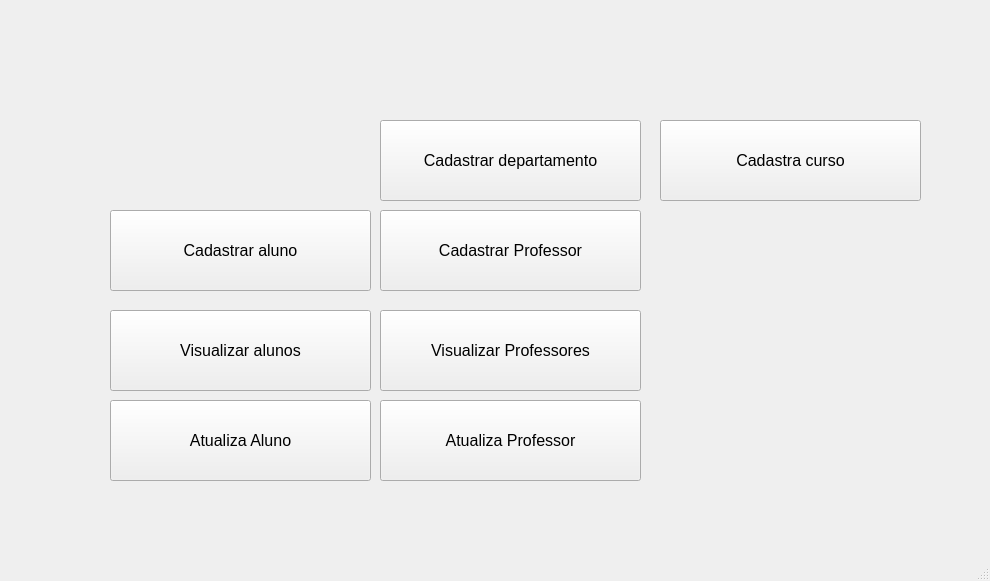
This is desktop/gui/main.ui in PedroWegner/projeto_final_desktop as Qt 5 draws it before an edit. The edited form follows.
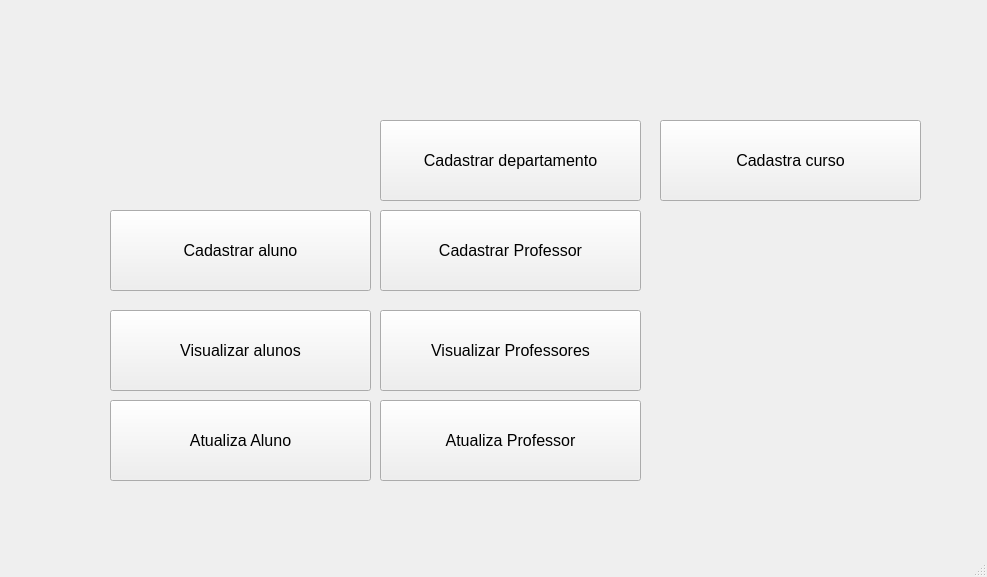
This is the edited form.

Commit message: implementada tela de login

```diff
--- a/desktop/gui/main.ui
+++ b/desktop/gui/main.ui
@@ -6,8 +6,8 @@
    <rect>
     <x>0</x>
     <y>0</y>
-    <width>990</width>
-    <height>581</height>
+    <width>987</width>
+    <height>577</height>
    </rect>
   </property>
   <property name="windowTitle">
```
The commit also changes 7 other files.
